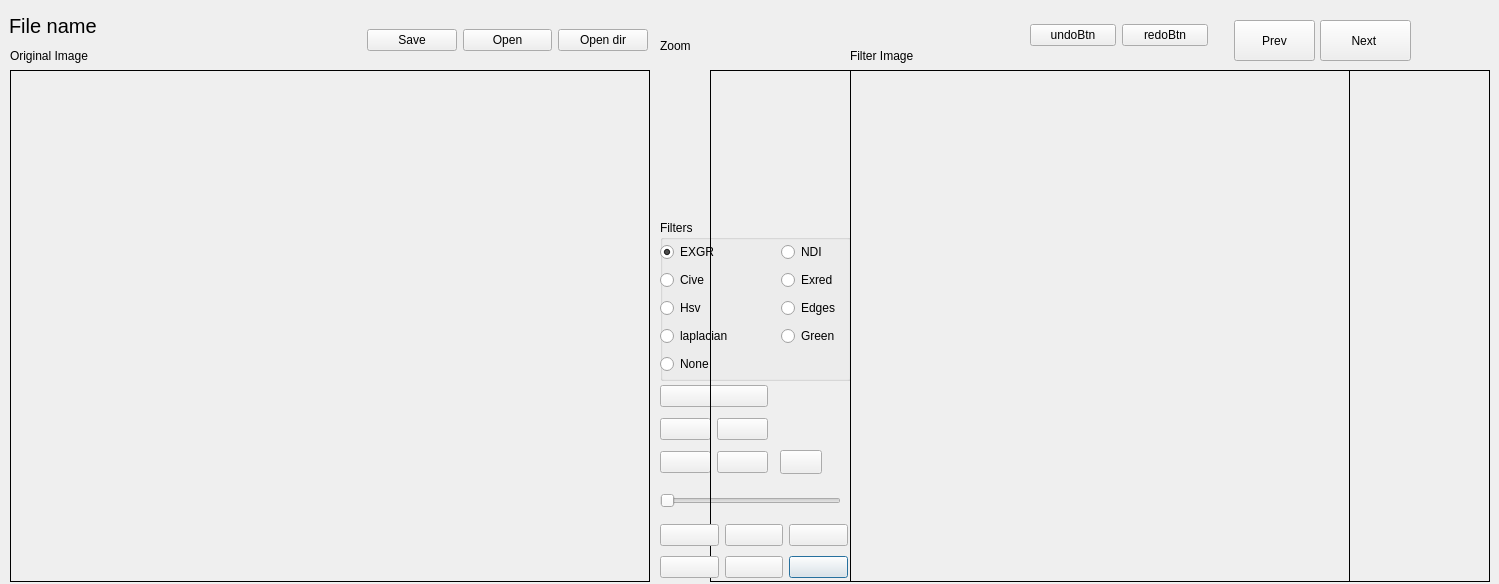
This is main.ui in zaher88abd/Segmenter as Qt 5 draws it before an edit. The edited form follows.
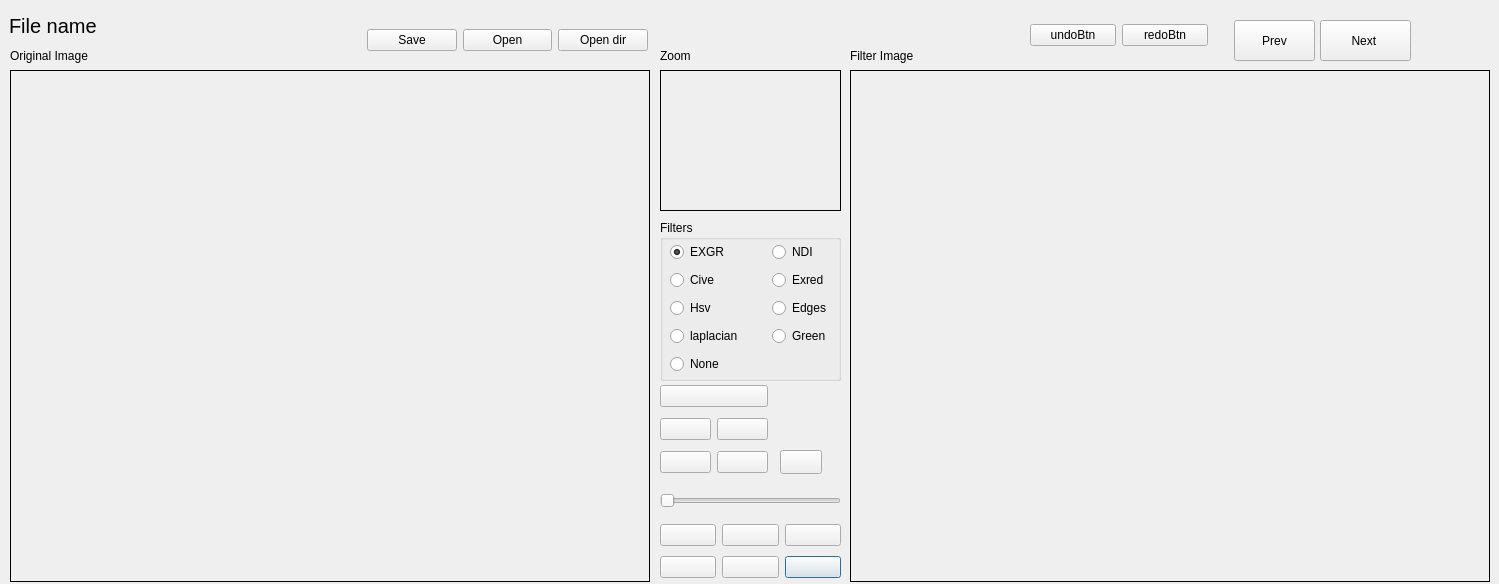
This is the edited form. Icons and pictures are not drawn.

```diff
--- a/main.ui
+++ b/main.ui
@@ -85,7 +85,7 @@
     <rect>
      <x>660</x>
      <y>220</y>
-     <width>191</width>
+     <width>181</width>
      <height>161</height>
     </rect>
    </property>
@@ -98,9 +98,9 @@
    <widget class="QWidget" name="layoutWidget">
     <property name="geometry">
      <rect>
-      <x>0</x>
+      <x>10</x>
       <y>20</y>
-      <width>181</width>
+      <width>162</width>
       <height>136</height>
      </rect>
     </property>
@@ -580,10 +580,10 @@
   <widget class="QLabel" name="zoomImg">
    <property name="geometry">
     <rect>
-     <x>710</x>
+     <x>660</x>
      <y>70</y>
-     <width>640</width>
-     <height>512</height>
+     <width>181</width>
+     <height>141</height>
     </rect>
    </property>
    <property name="frameShape">
@@ -600,7 +600,7 @@
    <property name="geometry">
     <rect>
      <x>660</x>
-     <y>30</y>
+     <y>40</y>
      <width>101</width>
      <height>31</height>
     </rect>
@@ -614,7 +614,7 @@
     <rect>
      <x>660</x>
      <y>520</y>
-     <width>188</width>
+     <width>181</width>
      <height>62</height>
     </rect>
    </property>
```
Left out of the diff: 72 changed lines with no effect on the pictures.
